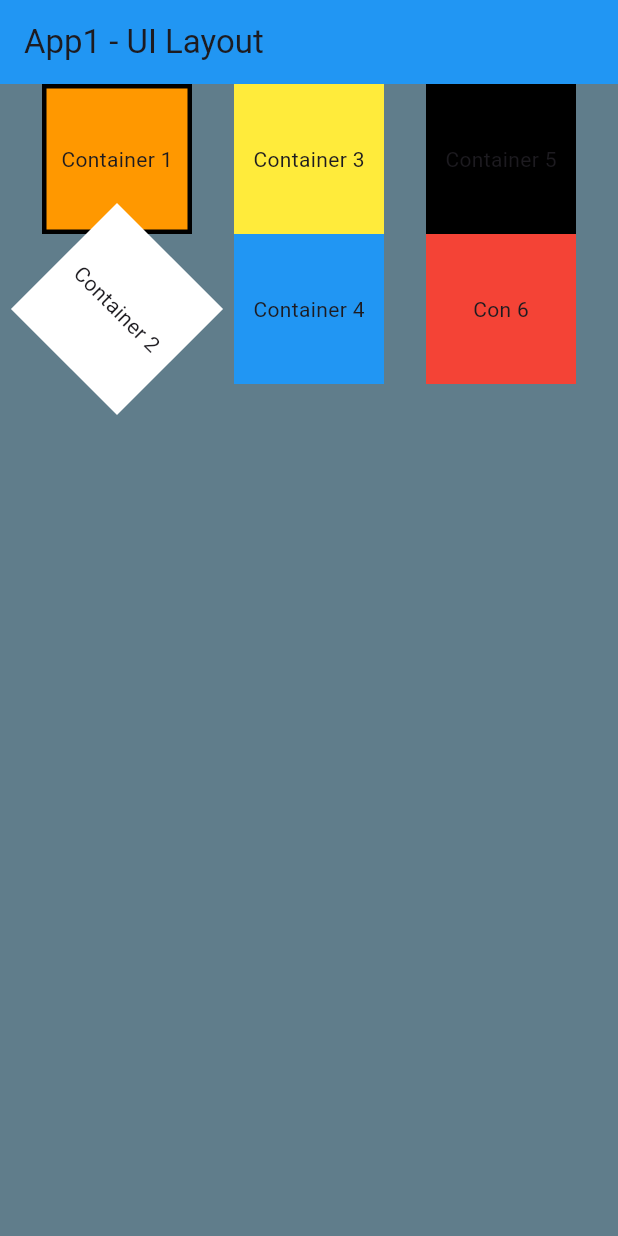
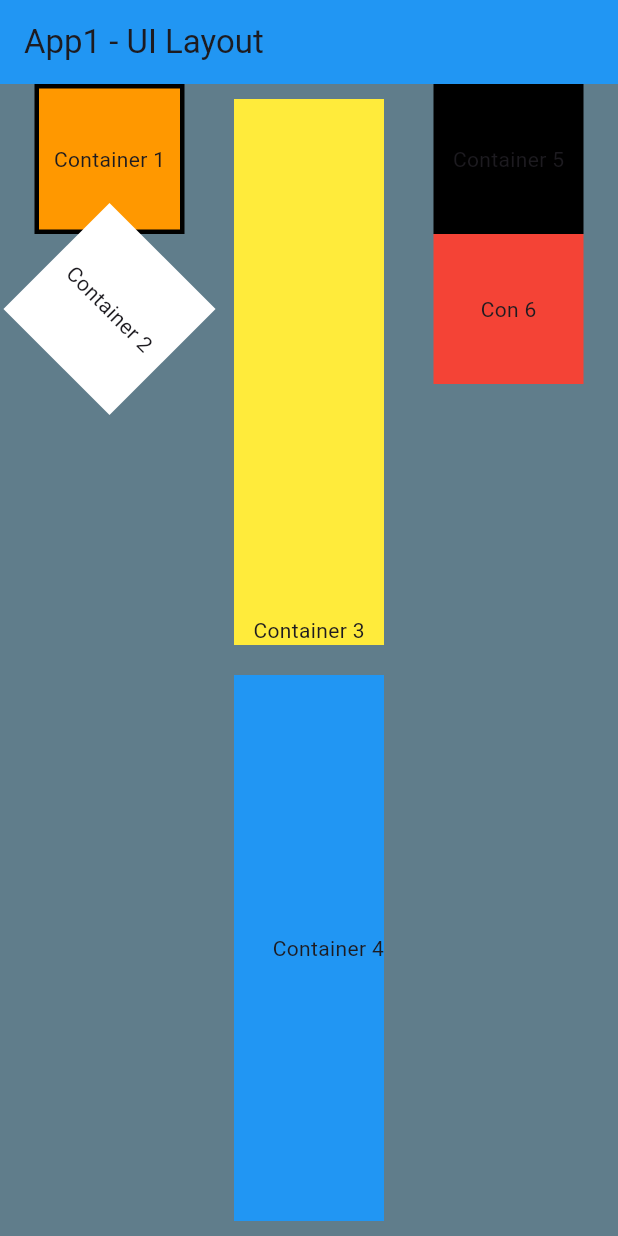
Before and after one commit to loganraff/DMIT2504-assignment-01, a Flutter app: the screen it shows after launch, on a phone screen of 412 x 824 dp. Run offline on Flutter 3.47's test engine with Material 3 defaults, Android fonts, the light colour scheme and no system bars.

Commit message:
Column 2 done

```diff
--- a/dmit_2504_assignment01/lib/main.dart
+++ b/dmit_2504_assignment01/lib/main.dart
@@ -64,26 +64,40 @@ class MyApp extends StatelessWidget {
             ),
             Column(
               children: [
-                Container(
+                Expanded(
+                  flex: 1,
+                  child: Padding(
+                    padding: const EdgeInsets.all(10.0),
+                    child: Container(
                       height: 100.0,
                       width: 100.0,
                       color: Colors.yellow,
-                  child: const Center(
+                      child: const Align(
+                        alignment: Alignment.bottomCenter,
                         child: Text(
                           "Container 3"
                         ),
                       ),
                     ),
-                Container(
+                  ),
+                ),
+                Expanded(
+                  flex: 1,
+                  child: Padding(
+                    padding: const EdgeInsets.all(10.0),
+                    child: Container(
                       height: 100.0,
                       width: 100.0,
                       color: Colors.blue,
-                  child: const Center(
+                      child: const Align(
+                        alignment: Alignment.centerRight,
                         child: Text(
                           "Container 4"
                         ),
                       ),
                     )
+                  ),
+                ),
               ],
             ),
             Column(
```
Lines whose indentation alone changed are shown as unchanged.
